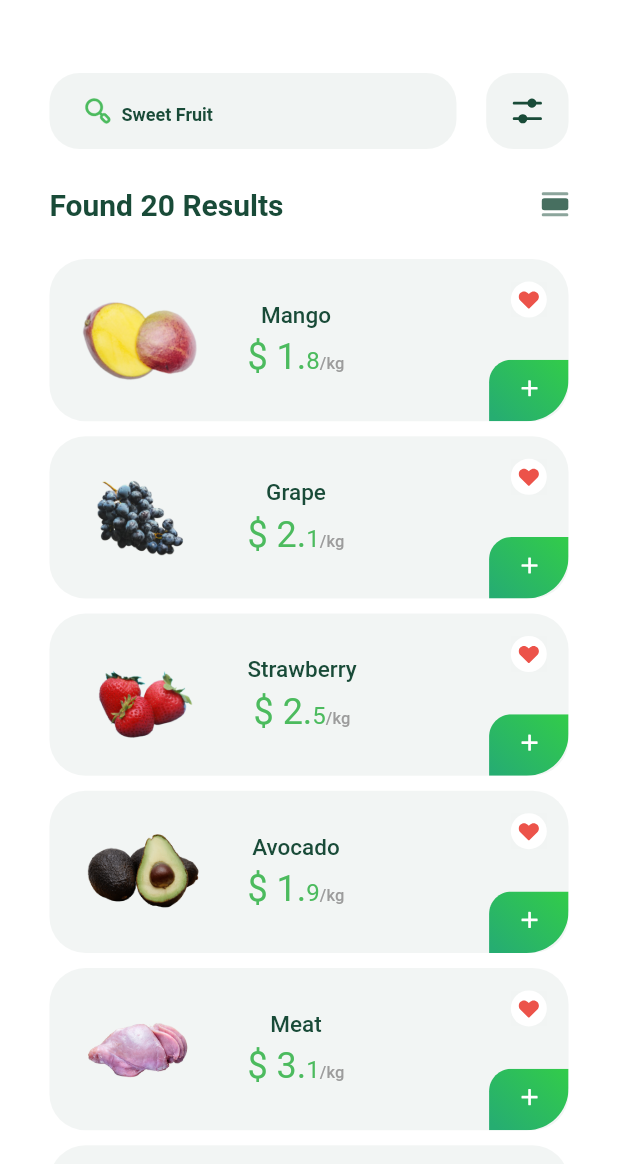
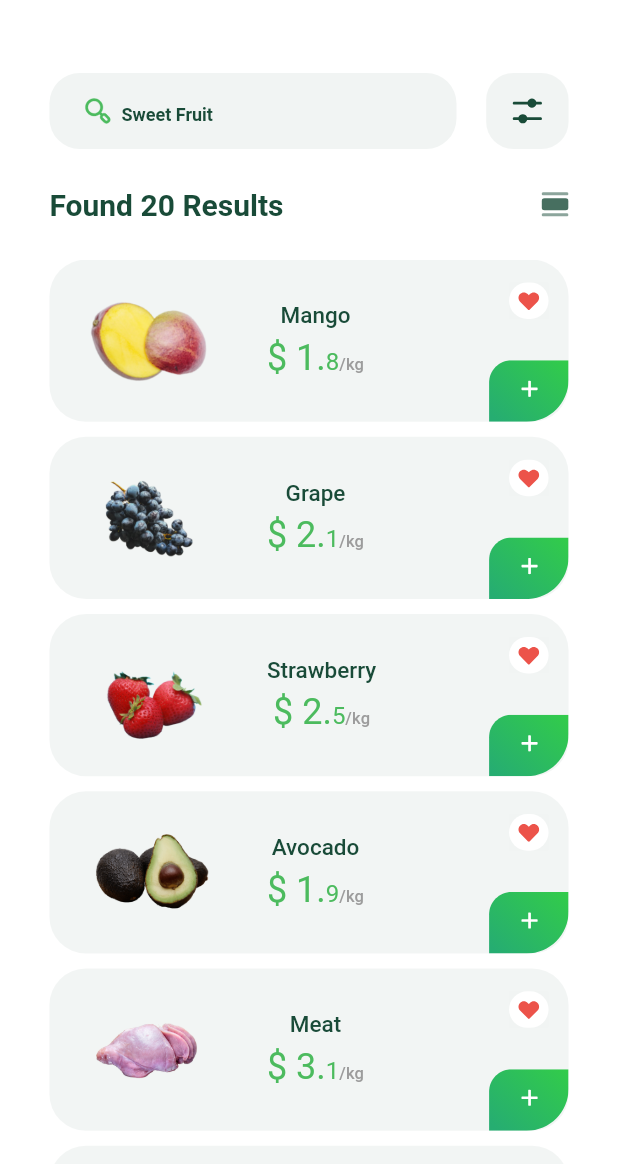
Before and after one commit to ravshan1119/git_tutorial, a Flutter app: the FifthScreen screen opened directly, on a phone screen of 412 x 824 dp, the part 72-1236 px from its top. Run offline on Flutter 3.47's test engine with Material 2 defaults, Android fonts, the phone set to English and light mode, and no system bars; drawn by our look-alikes of zoom_tap_animation; our stand-ins replace flutter_screenutil, flutter_svg; project files that could hold a hidden picture were left out.

Commit message:
5 screen bitdi xudo xoxlasa

```diff
--- a/lib/ui/screen_5/screen_5.dart
+++ b/lib/ui/screen_5/screen_5.dart
@@ -70,24 +70,8 @@ class _FifthScreenState extends State<FifthScreen> {
                     child: SvgPicture.asset(AppImages.menuList),
                     onTap: () {},
                   ),],
-              ),SizedBox(height: 25,),
+              ),SizedBox(height: 25.h),
 
-                  // GridView(
-                  //   gridDelegate: SliverGridDelegateWithFixedCrossAxisCount(
-                  //     crossAxisCount: 1
-                  //   ),
-                  //   children:[ Column(
-                  //     children: [
-                  //       WidgetStack(image: AppImages.mango, fruitName: "Mango", priceTitle: "\$ 1.", priceSubTitle: "8", iconFavorite: AppImages.select, iconAdd: AppImages.addTovar),
-                  //       // SizedBox(height: 12,),
-                  //       WidgetStack(image: AppImages.grape, fruitName: "Grape", priceTitle: "\$ 2.", priceSubTitle: "1", iconFavorite: AppImages.select, iconAdd: AppImages.addTovar),
-                  //       // SizedBox(height: 12,),
-                  //       WidgetStack(image: AppImages.strawberry, fruitName: "Strawberry", priceTitle: "\$ 2.", priceSubTitle: "5", iconFavorite: AppImages.select, iconAdd: AppImages.addTovar),
-                  //       // SizedBox(height: 12,),
-                  //       WidgetStack(image: AppImages.avocado, fruitName: "Avocado", priceTitle: "\$ 2.", priceSubTitle: "1", iconFavorite: AppImages.select, iconAdd: AppImages.addTovar),
-                  //     ],
-                  //   ),]
-                  // ),
 
               Expanded(
                 child: GridView(
--- a/lib/ui/screen_5/widget/widget.dart
+++ b/lib/ui/screen_5/widget/widget.dart
@@ -25,21 +25,21 @@ class _WidgetStackState extends State<WidgetStack> {
       child: Container(
         decoration: BoxDecoration(
           color: AppColors.C_1F4F3.withOpacity(0.9),
-          borderRadius: BorderRadius.circular(24),
+          borderRadius: BorderRadius.circular(24.r),
         ),child: Row(
         children: [
           Container(
-            width: 120,
+            width: 120.w,
             decoration: BoxDecoration(
-              borderRadius: BorderRadius.circular(24),
-            ),child: Image.asset(widget.image,width: 100,height: 100,),
+              borderRadius: BorderRadius.circular(24.r),
+            ),child: Image.asset(widget.image,width: 100.w,height: 100.h,),
           ),
-       const   SizedBox(width: 12),
+          SizedBox(width: 12.w),
           Column(
             mainAxisAlignment: MainAxisAlignment.center,
             children: [
               Text( widget.fruitName,style: Theme.of(context).textTheme.titleLarge!.copyWith(fontSize: 15,color: AppColors.C_194B38),),
-         const     SizedBox(height: 5,),
+              SizedBox(height: 5.h,),
               RichText(text: TextSpan(
                  children:[
                TextSpan(text:widget.priceTitle,style: Theme.of(context).textTheme.headlineSmall!.copyWith(color: AppColors.C_4CBB5E)),
@@ -47,11 +47,11 @@ class _WidgetStackState extends State<WidgetStack> {
                TextSpan(text: "/kg",style: Theme.of(context).textTheme.titleSmall!.copyWith(color: AppColors.C_9C9C9C,fontSize: 11)),]),),
             ],
           ),
-              SizedBox(width: 50,),
-          Spacer(),
+              SizedBox(width: 50.w,),
+         const Spacer(),
           Column(
             children: [
-              SizedBox(height: 15,),
+              SizedBox(height: 15.h,),
              widget.isIcon? Ink(
                 child: InkWell(
                   onTap: (){
@@ -60,18 +60,18 @@ class _WidgetStackState extends State<WidgetStack> {
                     });
                   },
                   child: Container(
-                    height: 24,
-                    width: 24,
+                    height: 24.h,
+                    width: 24.w,
                     decoration: BoxDecoration(
-                      borderRadius: BorderRadius.circular(70),
+                      borderRadius: BorderRadius.circular(70.r),
                       color: AppColors.C_1F4F3.withOpacity(0.9),
                       border: Border.all(color: AppColors.C_EC534A.withOpacity(0.3),width: 0.5),
                     ),child: Container(
-                    width: 20,
-                    height: 20,
+                    width: 20.w,
+                    height: 20.h,
                     decoration: BoxDecoration(
                       color: AppColors.C_EC534A,
-                      borderRadius: BorderRadius.circular(20),
+                      borderRadius: BorderRadius.circular(20.r),
                       ),child:Padding(
             padding: const EdgeInsets.all(5.0),
             child: SvgPicture.asset(AppImages.favo1,fit: BoxFit.cover,),
@@ -85,17 +85,17 @@ class _WidgetStackState extends State<WidgetStack> {
                   });
                 },
                   child: Container(
-                    width: 24,
-                    height: 24,
+                    width: 24.w,
+                    height: 24.h,
                     decoration: BoxDecoration(
                         color: AppColors.C_1F4F3.withOpacity(0.9),
                         // border: Border.all(color: AppColors.C_EC534A,width: 1)
                     ),child: Container(
-                    width: 15,
-                    height: 15,
+                    width: 15.w,
+                    height: 15.h,
                     decoration: BoxDecoration(
                       color: AppColors.C_FFFFFF,
-                      borderRadius: BorderRadius.circular(20),
+                      borderRadius: BorderRadius.circular(20.r),
                     ),
                     child: Padding(
                       padding: const EdgeInsets.all(5.0),
@@ -105,7 +105,7 @@ class _WidgetStackState extends State<WidgetStack> {
                   ),
                 ),
               ),
-              SizedBox(height: 15,),
+              SizedBox(height: 15.h,),
               Spacer(),
               ZoomTapAnimation(child: SvgPicture.asset(AppImages.addTovar)),
             ],
--- a/lib/widgets/global_products.dart
+++ b/lib/widgets/global_products.dart
@@ -78,12 +78,12 @@ class _ProductsState extends State<Products> {
                 },
                 child: Container(
                   decoration: BoxDecoration(
-                    borderRadius: BorderRadius.circular(100),
+                    borderRadius: BorderRadius.circular(100.r),
                     color:
                         widget.check ? AppColors.C_EC534A : AppColors.C_E2E2E2,
                   ),
-                  height: 25,
-                  width: 25,
+                  height: 25.h,
+                  width: 25.w,
                   child: Padding(
                     padding: const EdgeInsets.all(8.0),
                     child: Center(child: SvgPicture.asset(AppImages.heart)),
--- a/lib/widgets/global_search_field.dart
+++ b/lib/widgets/global_search_field.dart
@@ -28,22 +28,22 @@ class GlobalSearchField extends StatelessWidget {
                   fontWeight: FontWeight.w600,
                 ),
             enabledBorder: OutlineInputBorder(
-              borderRadius: BorderRadius.circular(20.0),
+              borderRadius: BorderRadius.circular(20.0.r),
               borderSide: BorderSide.none, // Remove border color
             ),
             focusedBorder: OutlineInputBorder(
-              borderRadius: BorderRadius.circular(20.0),
+              borderRadius: BorderRadius.circular(20.0.r),
               borderSide: BorderSide.none, // Remove border color
             ),
             border: OutlineInputBorder(
-              borderRadius: BorderRadius.circular(20.0),
+              borderRadius: BorderRadius.circular(20.0.r),
               borderSide: BorderSide.none, // Remove border color
             ),
             focusedErrorBorder: OutlineInputBorder(
-              borderRadius: BorderRadius.circular(30.0),
+              borderRadius: BorderRadius.circular(30.0.r),
               borderSide: BorderSide.none, // Remove border color
             ),
-            fillColor: AppColors.C_194B38.withOpacity(0.06),
+            fillColor: AppColors.C_194B38.withOpacity(0.06.r),
             filled: true,
           ),
         ));
```
